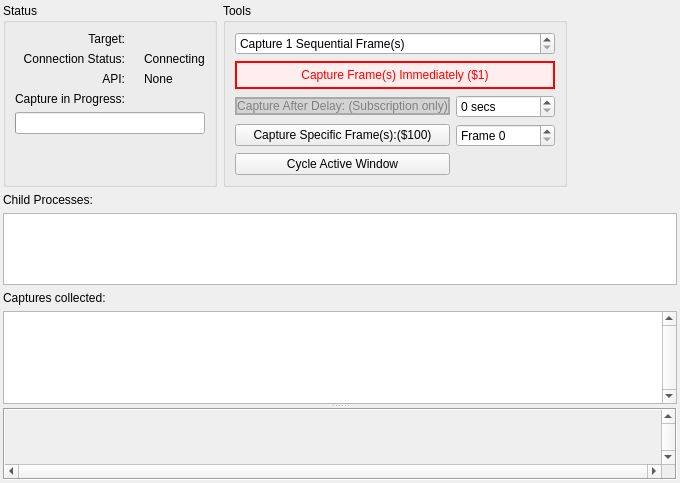
Before: the Qt Designer form qrenderdoc/Windows/Dialogs/LiveCapture.ui in crossous/renderdoc, drawn with Qt 5.
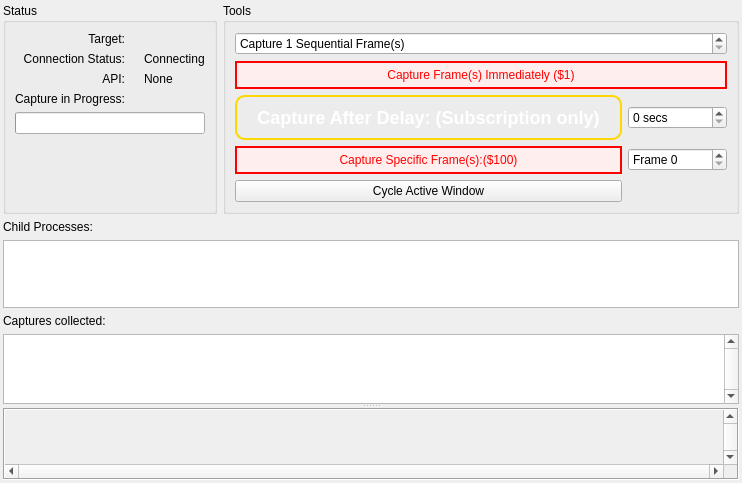
After: the same form once the commit is applied. Icons and pictures are not drawn. Custom widgets are drawn as their Qt base class.

Commit message: update ui style(This is a joke)

Patch:
```diff
--- a/qrenderdoc/Windows/Dialogs/LiveCapture.ui
+++ b/qrenderdoc/Windows/Dialogs/LiveCapture.ui
@@ -241,16 +241,27 @@
           <widget class="QPushButton" name="triggerDelayedCapture">
            <property name="styleSheet">
             <string notr="true">QPushButton {
-    background-color: #D3D3D3; /* 浅灰色背景 */
-    border: 2px solid #A9A9A9; /* 深灰色边框 */
-    color: #808080;            /* 灰色字体 */
-    cursor: not-allowed;      /* 禁用时显示不可点击的光标 */
+    background: qlineargradient(x1: 0, y1: 0, x2: 1, y2: 1,
+        stop: 0 #FFA500, stop: 1 #FFD700); /* 橙黄到金黄色渐变 */
+    color: white; /* 字体颜色为白色 */
+    font-size: 18px; /* 设置字体大小 */
+    font-weight: bold; /* 设置字体加粗 */
+    border-radius: 10px; /* 设置圆角 */
+    border: 2px solid #FFD700; /* 金黄色边框 */
+    padding: 10px 20px; /* 设置内边距 */
+    box-shadow: 0px 4px 8px rgba(0, 0, 0, 0.3); /* 阴影效果 */
 }
 
 QPushButton:hover {
-    background-color: #D3D3D3; /* 悬停时保持灰色背景 */
-    border: 2px solid #A9A9A9; /* 悬停时保持灰色边框 */
-    color: #808080;            /* 悬停时保持灰色字体 */
+    background: qlineargradient(x1: 0, y1: 0, x2: 1, y2: 1,
+        stop: 0 #FFD700, stop: 1 #FFA500); /* 悬停时颜色反转 */
+    border: 2px solid #FF8C00; /* 悬停时边框变成橙红色 */
+}
+
+QPushButton:pressed {
+    background: #FF8C00; /* 按下时背景变为橙红色 */
+    border: 2px solid #FF4500; /* 按下时边框变为更深的橙红色 */
+    box-shadow: inset 0px 4px 8px rgba(0, 0, 0, 0.3); /* 按下时阴影内陷 */
 }</string>
            </property>
            <property name="text">
@@ -282,6 +293,18 @@
          </item>
          <item row="4" column="0">
           <widget class="QPushButton" name="queueCap">
+           <property name="styleSheet">
+            <string notr="true">QPushButton {
+    background-color: #FFEEEE;
+    border: 2px solid red;
+    color: red;
+    padding: 5px 10px;
+}
+
+QPushButton:hover {
+    background-color: #FFAAAA; 
+}</string>
+           </property>
            <property name="text">
             <string>Capture Specific Frame(s):($100)</string>
            </property>
```
The commit also changes 1 other file.
